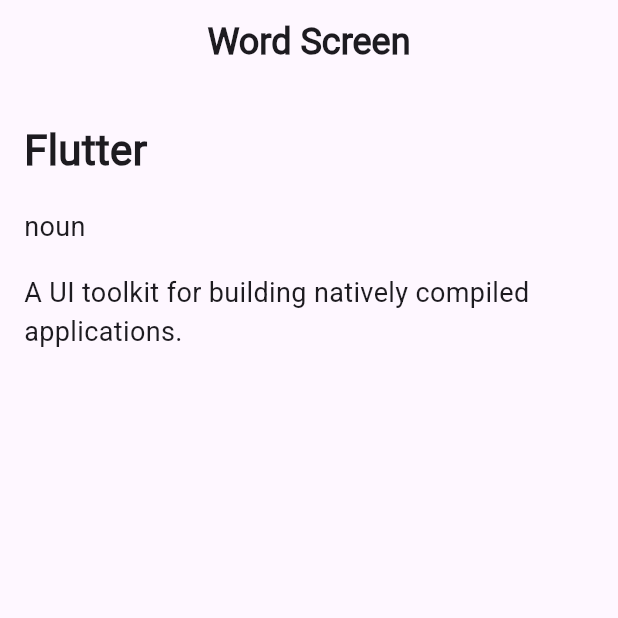
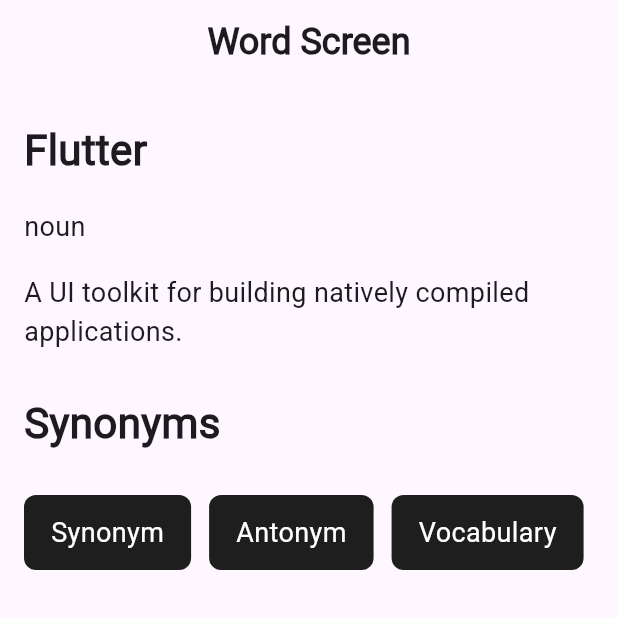
Before and after one commit to taha-majdlawi/smart-Dictionary_app, a Flutter app: the screen it shows after launch, on a phone screen of 412 x 824 dp, the top half of it. Run offline on Flutter 3.47's test engine with Material 3 defaults, Android fonts, the phone set to English and light mode, and no system bars; our stand-ins replace iconly, shared_preferences.

Commit message:
create SynonymsWordsWidget

```diff
--- a/lib/screens/word_screen.dart
+++ b/lib/screens/word_screen.dart
@@ -1,6 +1,7 @@
 import 'package:flutter/material.dart';
 import 'package:smart_dictionary_app/core/constants/app_text_styles.dart';
 import 'package:smart_dictionary_app/widgets/recent_search_words_widget.dart';
+import 'package:smart_dictionary_app/widgets/synonyms_words_widget.dart';
 import 'package:smart_dictionary_app/widgets/word_defintion_widget.dart';
 
 class WordScreen extends StatelessWidget {
@@ -18,7 +19,14 @@
           padding: const EdgeInsets.symmetric(horizontal: 16.0),
           child: Column(
             crossAxisAlignment: CrossAxisAlignment.start,
-            children: [WordDefinintionWidget()],
+            children: [
+              WordDefinintionWidget(),
+              SizedBox(height: 28),
+
+              Text('Synonyms', style: AppTextStyles.textStyle2),
+              SizedBox(height: 28),
+              SynonymsWordsWidget(),
+            ],
           ),
         ),
       ),
--- /dev/null
+++ b/lib/widgets/synonyms_words_widget.dart
@@ -0,0 +1,50 @@
+import 'package:flutter/material.dart';
+
+class SynonymsWordsWidget extends StatelessWidget {
+  const SynonymsWordsWidget({super.key});
+
+  final List<String> synonyms = const [
+    'Synonym',
+    'Antonym',
+    'Vocabulary',
+    'Definition',
+    'Phrase',
+  ];
+  @override
+  Widget build(BuildContext context) {
+    return SizedBox(
+      height: 50, // fixed height for horizontal scroll
+      child: ListView.builder(
+        scrollDirection: Axis.horizontal,
+        itemCount: synonyms.length,
+        itemBuilder: (context, index) {
+          return Padding(
+            padding: const EdgeInsets.only(right: 12.0),
+            child: Container(
+              decoration: BoxDecoration(
+                color: const Color(0xFF1E1E1E),
+                borderRadius: BorderRadius.circular(8.0),
+              ),
+              child: Padding(
+                padding: const EdgeInsets.symmetric(
+                  horizontal: 18.0,
+                  vertical: 12,
+                ),
+                child: Center(
+                  child: Text(
+                    synonyms[index],
+                    style: const TextStyle(
+                      color: Colors.white,
+                      fontSize: 18,
+                      fontFamily: 'Roboto',
+                    ),
+                  ),
+                ),
+              ),
+            ),
+          );
+        },
+      ),
+    );
+  }
+}
```
